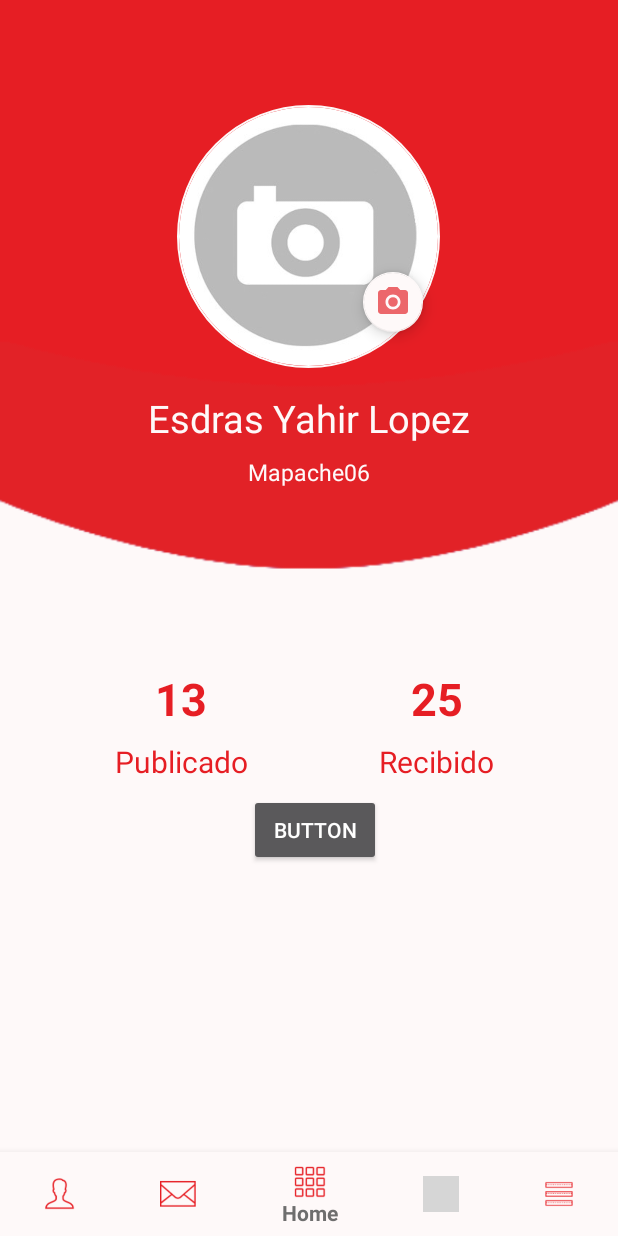
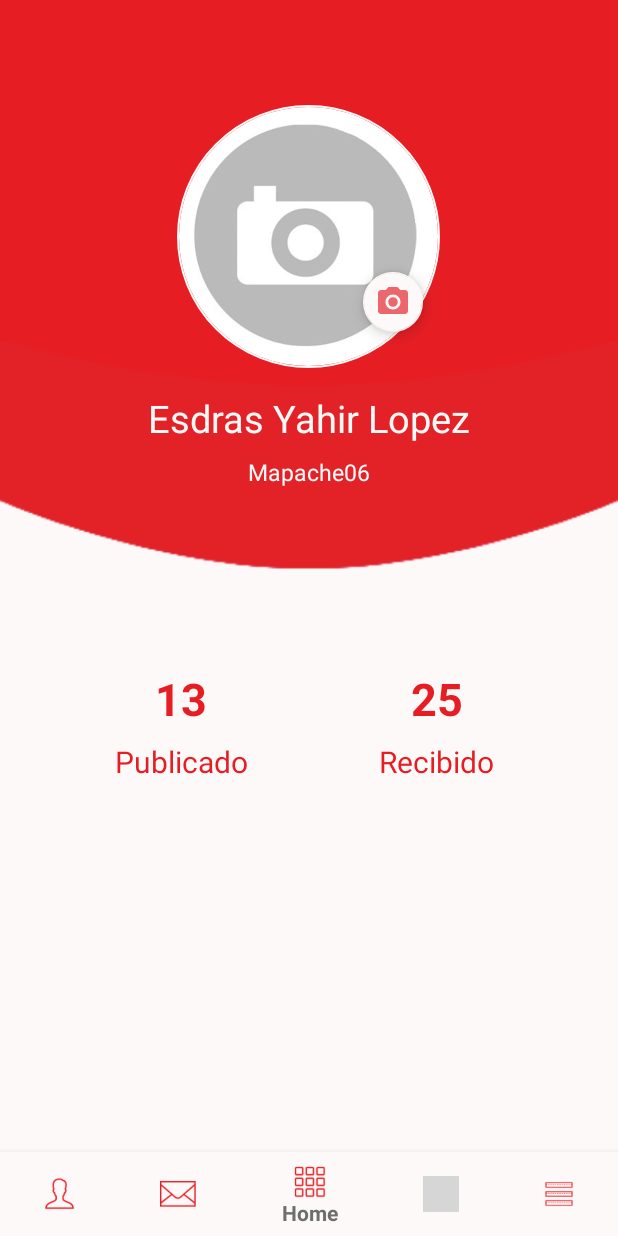
Before and after one commit to mapache06/DonateApp_mapache06, an Android app: the fragment FUser placed in its activity, on a phone screen of 412 x 824 dp. Run offline under Robolectric (Android 15) with nearby library versions, the phone set to English and light mode, and no system bars; our stand-ins replace Picasso, Volley; libraries missing offline, so code that uses them is left out: com.mikhaellopez.circularimageview; plain views replace CircularImageView; network calls fail; pictures from the network do not load; 4 statements that could not run were skipped; grey boxes are pictures that could not be loaded.

Commit message:
Proyecto hasta hoy 08/07/19

```diff
--- a/app/build.gradle
+++ b/app/build.gradle
@@ -35,4 +35,5 @@ dependencies {
     implementation 'com.mikhaellopez:circularimageview:3.0.0'
     implementation 'com.android.support:cardview-v7:28.0.0'
     implementation 'com.android.support:recyclerview-v7:28.0.0'
+    implementation 'com.squareup.picasso:picasso:2.71828'
 }
--- a/app/src/main/java/com/example/donateapp/Main2Activity.java
+++ b/app/src/main/java/com/example/donateapp/Main2Activity.java
@@ -32,7 +32,7 @@ public class Main2Activity extends AppCompatActivity {
 
         Bundle extras = getIntent().getExtras();
         if(extras.getParcelable("persona")!= null) {
-            final Persona obj = extras.getParcelable("persona");
+            obj = extras.getParcelable("persona");
 
         }
         Fragment f = new FHome();
--- a/app/src/main/java/com/example/donateapp/MainActivity.java
+++ b/app/src/main/java/com/example/donateapp/MainActivity.java
@@ -153,6 +153,7 @@ public class MainActivity extends AppCompatActivity implements Response.ErrorLis
             miUsuario.eMail = jsonObject.optString("Correo").toString();
             miUsuario.password = jsonObject.optString("Contrasena").toString();
             miUsuario.data=jsonObject.optString("Imagen");
+            miUsuario.RutaImagen = jsonObject.optString("RutaImagen");
             if (miUsuario.name != null) {
                 if (miUsuario.id == 0) {
                     Toast.makeText(this, "Usuario ó Contraseña Incorrectos", Toast.LENGTH_SHORT).show();
--- a/app/src/main/java/com/example/donateapp/Persona.java
+++ b/app/src/main/java/com/example/donateapp/Persona.java
@@ -17,6 +17,7 @@ public class Persona implements Parcelable {
     public String password;
     public String userName;
     public String data;
+    public String RutaImagen;
     public Bitmap image;
 
     public Persona(){};
@@ -28,6 +29,7 @@ public class Persona implements Parcelable {
         eMail = in.readString();
         password = in.readString();
         userName = in.readString();
+        RutaImagen = in.readString();
         data = in.readString();
         //image = in.readParcelable(Bitmap.class.getClassLoader());
     }
@@ -58,6 +60,7 @@ public class Persona implements Parcelable {
         dest.writeString(eMail);
         dest.writeString(password);
         dest.writeString(userName);
+        dest.writeString(RutaImagen);
         dest.writeString(data);
        // dest.writeParcelable(image,0);
     }
--- a/app/src/main/java/com/example/donateapp/fragments_menu/FUser.java
+++ b/app/src/main/java/com/example/donateapp/fragments_menu/FUser.java
@@ -53,6 +53,7 @@ import org.w3c.dom.Text;
 import com.example.donateapp.R;
 import com.example.donateapp.Persona;
 import com.example.donateapp.VolleySingleton;
+import com.squareup.picasso.Picasso;
 
 import java.io.File;
 
@@ -82,6 +83,8 @@ public class FUser extends Fragment implements Response.ErrorListener, Response.
     private Bitmap bitmap;
 
     public static final String TAG = "logcat";
+    private String ip=getString(R.string.ip);
+    private final String urlImagen = "http://"+ip+"/donateapp/";
 
 
 
@@ -100,8 +103,18 @@ public class FUser extends Fragment implements Response.ErrorListener, Response.
             obj = getArguments().getParcelable("x");
         }
 
-        String nombreDirectorioPublico = "subdirectorio-publico-pictures";
-        crearDirectorioPublico(nombreDirectorioPublico);
+
+
+    }
+
+
+
+    private void loadImagenByInternetbyPicasso() {
+        Picasso.get()
+                .load(urlImagen+obj.RutaImagen)
+                .into(Image);
+
+
     }
 
     @Override
@@ -116,12 +129,13 @@ public class FUser extends Fragment implements Response.ErrorListener, Response.
         photo = (FloatingActionButton) view.findViewById(R.id.Image_photo);
         String xx = getString(R.string.Nombre);
 
+        /*
         if(isExternalStorageWritable()){
             Log.d(TAG, "El almacenamiento externo esta disponible :)");
         }else{
             Log.e(TAG, "El almacenamiento externo no esta disponible :(");
         }
-
+*/
         int color = Color.parseColor("#EC676B");
         photo.setColorFilter(color);
 
@@ -130,20 +144,15 @@ public class FUser extends Fragment implements Response.ErrorListener, Response.
             Name.setText(obj.name.toString());
             Username.setText(obj.userName.toString());
             cargarWebService();
+           // loadImagenByInternetbyPicasso();
         }
 
 
-        photo.setOnClickListener(new View.OnClickListener() {
-            @Override
-            public void onClick(View v) {
-                cargarDialog();
-            }
-        });
 
-        validaPermisos();
         return view;
     }
 
+    /*
     private void cargarDialog() {
         //Toast.makeText(getContext(),"Hola",Toast.LENGTH_SHORT).show();
         final CharSequence[] opciones={"Tomar Foto","Elegir de Galeria","Cancelar"};
@@ -322,14 +331,14 @@ public class FUser extends Fragment implements Response.ErrorListener, Response.
         });
         dialogo.show();
     }
-
+*/
     private void cargarWebService() {
 
         progreso=new ProgressDialog(getContext());
         progreso.setMessage("Consultando...");
         progreso.show();
 
-        String ip=getString(R.string.ip);
+
 
         String url="http://"+ip+"/donateapp/wsJSONConsultarUsuarioImagen.php?Correo="
                 +obj.eMail.toString();
@@ -357,6 +366,7 @@ public class FUser extends Fragment implements Response.ErrorListener, Response.
         JSONArray json=response.optJSONArray("usuario");
         JSONObject jsonObject=null;
 
+        /*
         try {
             jsonObject=json.getJSONObject(0);
             miUsuario.setData(jsonObject.optString("Imagen"));
@@ -370,5 +380,6 @@ public class FUser extends Fragment implements Response.ErrorListener, Response.
         }else{
             Image.setImageResource(R.drawable.sinimagen);
         }
+        */
     }
 }
--- a/app/src/main/res/layout/fragment_fuser.xml
+++ b/app/src/main/res/layout/fragment_fuser.xml
@@ -147,16 +147,5 @@
             app:layout_constraintStart_toEndOf="@+id/Pub_Conteo"
             app:layout_constraintTop_toBottomOf="@+id/textView2" />
 
-        <Button
-            android:id="@+id/botonCargar"
-            android:layout_width="wrap_content"
-            android:layout_height="wrap_content"
-            android:layout_marginStart="8dp"
-            android:layout_marginTop="8dp"
-            android:text="Button"
-            app:layout_constraintEnd_toEndOf="parent"
-            app:layout_constraintStart_toStartOf="parent"
-            app:layout_constraintTop_toBottomOf="@+id/Pub" />
-
     </android.support.constraint.ConstraintLayout>
 </FrameLayout>
```
